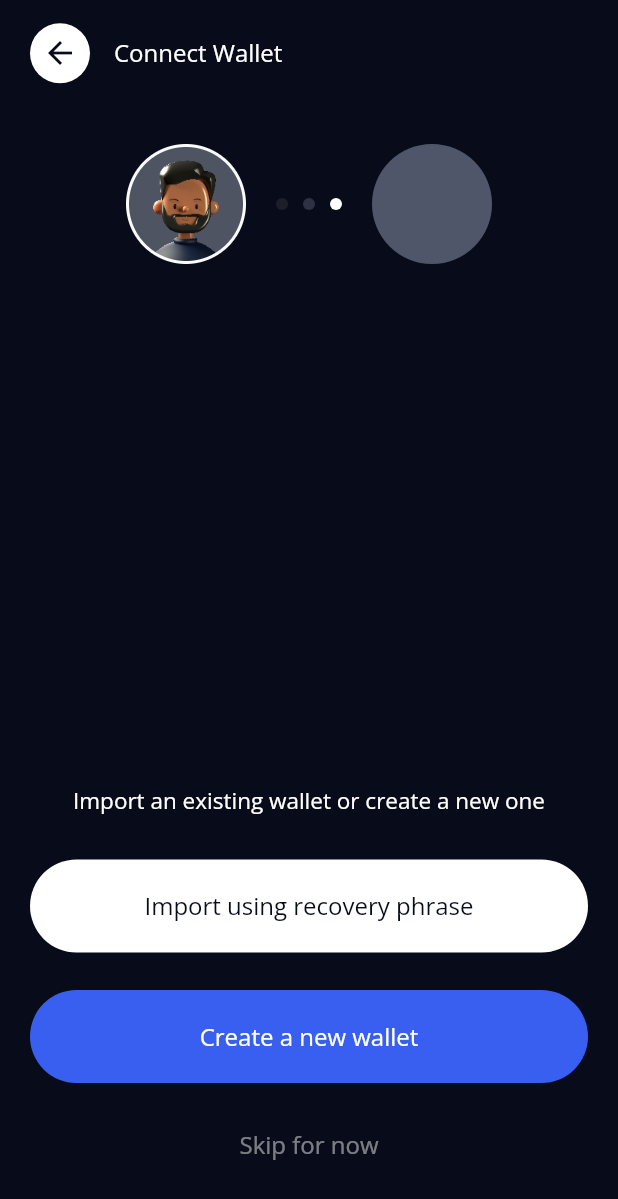
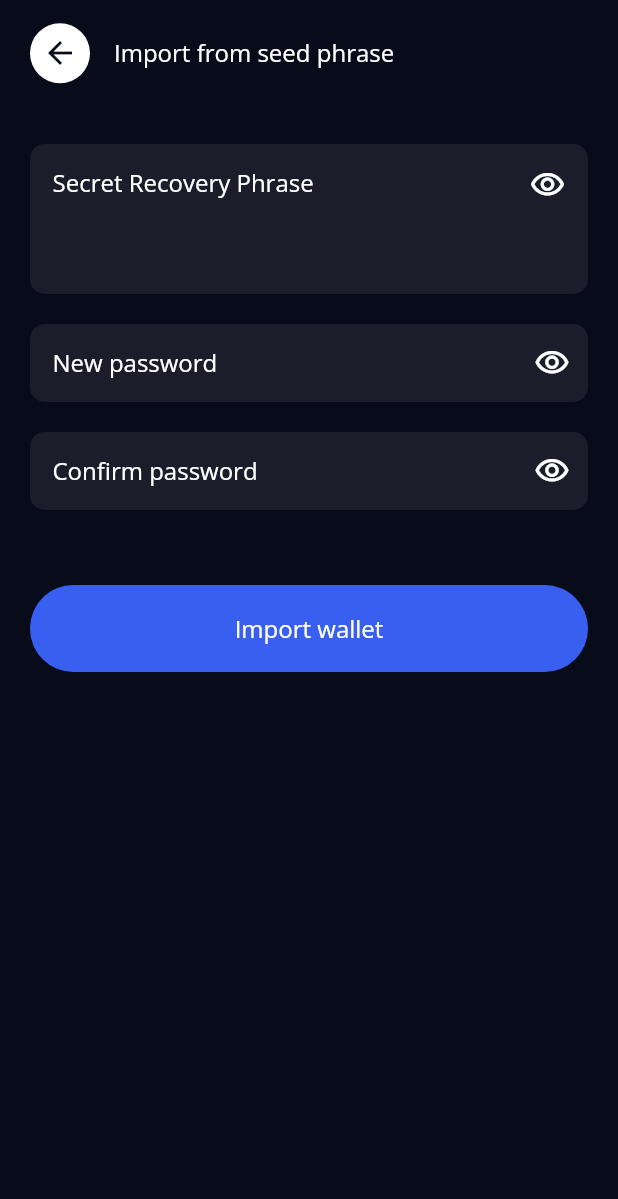
Before and after one commit to conraduouou/nft-ticketing, a Flutter app: the ConnectWalletPage screen opened by its route, after a tap on "Import using recovery phrase", on a phone screen of 412 x 824 dp. Shown: the top 1199 px of the screen. Run offline on Flutter 3.47's test engine with Material 2 defaults, Android fonts, the phone set to English and light mode, and no system bars; our stand-ins replace flutter_keyboard_visibility, flutter_svg, grouped_list, image_picker, recase, share_plus.

Commit message:
+1: finish import seed page without password strength yet

```diff
--- a/lib/components/nft_field.dart
+++ b/lib/components/nft_field.dart
@@ -12,6 +12,7 @@ class NFTField extends StatefulWidget {
     this.hintText,
     this.initialText,
     this.maxLength,
+    this.maxLines,
     this.padding,
     this.radius,
     this.textAlign,
@@ -38,6 +39,7 @@ class NFTField extends StatefulWidget {
   final String? hintText;
   final String? initialText;
   final int? maxLength;
+  final int? maxLines;
   final EdgeInsets? padding;
   final double? radius;
   final TextAlign? textAlign;
@@ -127,6 +129,7 @@ class _NFTFieldState extends State<NFTField> {
           inputFormatters: formatters,
           obscureText: isObscured,
           onChanged: widget.onChanged,
+          maxLines: isObscured ? 1 : widget.maxLines ?? 1,
           textAlign: widget.textAlign ?? TextAlign.start,
           style: kRegularStyle.copyWith(
             color: Colors.white,
--- a/lib/routes.dart
+++ b/lib/routes.dart
@@ -20,6 +20,7 @@ import 'package:nft_ticketing/screens/landing/connect_wallet_page/connect_wallet
 import 'package:nft_ticketing/screens/landing/create_account_page/create_account_page.dart';
 import 'package:nft_ticketing/screens/landing/enter_code_page/enter_code_page.dart';
 import 'package:nft_ticketing/screens/landing/forgot_password_page/forgot_password_page.dart';
+import 'package:nft_ticketing/screens/landing/import_seed_page/import_seed_page.dart';
 import 'package:nft_ticketing/screens/landing/landing_page/landing_page.dart';
 import 'package:nft_ticketing/screens/landing/login_page/login_page.dart';
 import 'package:nft_ticketing/screens/landing/new_password_page/new_password_page.dart';
@@ -35,6 +36,7 @@ class RoutesHandler {
     EventsViewPage.happeningNowId: (context) =>
         const EventsViewPage(happeningNow: true),
     ForgotPasswordPage.id: (context) => const ForgotPasswordPage(),
+    ImportSeedPage.id: (context) => const ImportSeedPage(),
     LandingPage.id: (context) => const LandingPage(),
     LoginPage.id: (context) => const LoginPage(),
     NotificationPage.id: (context) => const NotificationPage(),
--- a/lib/screens/landing/connect_wallet_page/connect_wallet_page.dart
+++ b/lib/screens/landing/connect_wallet_page/connect_wallet_page.dart
@@ -1,9 +1,8 @@
 import 'package:flutter/material.dart';
-import 'package:flutter/src/widgets/container.dart';
-import 'package:flutter/src/widgets/framework.dart';
 import 'package:nft_ticketing/components/nft_appbar.dart';
 import 'package:nft_ticketing/components/nft_button.dart';
 import 'package:nft_ticketing/constants.dart';
+import 'package:nft_ticketing/screens/landing/import_seed_page/import_seed_page.dart';
 import 'package:nft_ticketing/screens/landing/login_page/login_page.dart';
 
 class ConnectWalletPage extends StatelessWidget {
@@ -38,7 +37,8 @@ class ConnectWalletPage extends StatelessWidget {
               textColor: kDarkBlue,
               text: 'Import using recovery phrase',
               padding: const EdgeInsets.symmetric(vertical: 20),
-              onPressed: () => Navigator.of(context).pushNamed(routeName),
+              onPressed: () =>
+                  Navigator.of(context).pushNamed(ImportSeedPage.id),
             ),
             const SizedBox(height: 25),
             const NFTButton(
--- /dev/null
+++ b/lib/screens/landing/import_seed_page/import_seed_page.dart
@@ -0,0 +1,101 @@
+import 'package:flutter/material.dart';
+import 'package:nft_ticketing/components/nft_appbar.dart';
+import 'package:nft_ticketing/components/nft_button.dart';
+import 'package:nft_ticketing/components/nft_field.dart';
+import 'package:nft_ticketing/constants.dart';
+import 'package:nft_ticketing/screens/landing/connect_wallet_page/connect_wallet_page.dart';
+
+class ImportSeedPage extends StatelessWidget {
+  const ImportSeedPage({super.key});
+
+  static const id = '${ConnectWalletPage.id}/import';
+
+  @override
+  Widget build(BuildContext context) {
+    return Scaffold(
+      backgroundColor: kDarkBlue,
+      appBar: const NFTAppBar(title: 'Import from seed phrase'),
+      body: Padding(
+        padding: const EdgeInsets.symmetric(horizontal: 20),
+        child: Column(
+          crossAxisAlignment: CrossAxisAlignment.stretch,
+          children: const [
+            SizedBox(height: 25),
+            _NFTImportSeedPageCustomField(),
+            SizedBox(height: 20),
+            NFTField(isObscurable: true, hintText: 'New password'),
+            SizedBox(height: 20),
+            NFTField(isObscurable: true, hintText: 'Confirm password'),
+            SizedBox(height: 50),
+            NFTButton(text: 'Import wallet')
+          ],
+        ),
+      ),
+    );
+  }
+}
+
+class _NFTImportSeedPageCustomField extends StatefulWidget {
+  const _NFTImportSeedPageCustomField({
+    Key? key,
+  }) : super(key: key);
+
+  @override
+  State<_NFTImportSeedPageCustomField> createState() =>
+      _NFTImportSeedPageCustomFieldState();
+}
+
+class _NFTImportSeedPageCustomFieldState
+    extends State<_NFTImportSeedPageCustomField> {
+  bool _isObscured = true;
+
+  @override
+  Widget build(BuildContext context) {
+    return Container(
+      height: 100,
+      padding: const EdgeInsets.only(top: 15),
+      decoration: BoxDecoration(
+        borderRadius: BorderRadius.circular(10),
+        color: kSlightlyDarkBlue,
+      ),
+      child: Row(
+        crossAxisAlignment: CrossAxisAlignment.start,
+        children: [
+          const SizedBox(width: 15),
+          Expanded(
+            child: TextField(
+              obscureText: _isObscured,
+              maxLines: _isObscured ? 1 : 3,
+              cursorColor: Colors.white,
+              style: kRegularStyle.copyWith(color: Colors.white),
+              decoration: InputDecoration(
+                border: InputBorder.none,
+                contentPadding: EdgeInsets.zero,
+                isDense: true,
+                hintText: 'Secret Recovery Phrase',
+                hintStyle: kRegularStyle.copyWith(
+                  color: Colors.white,
+                ),
+              ),
+            ),
+          ),
+          const SizedBox(width: 10),
+          GestureDetector(
+            onTap: () {
+              setState(() {
+                _isObscured = !_isObscured;
+              });
+            },
+            child: Icon(
+              _isObscured
+                  ? Icons.visibility_outlined
+                  : Icons.visibility_off_outlined,
+              color: Colors.white,
+            ),
+          ),
+          const SizedBox(width: 15),
+        ],
+      ),
+    );
+  }
+}
--- a/lib/screens/landing/login_page/login_page.dart
+++ b/lib/screens/landing/login_page/login_page.dart
@@ -4,7 +4,6 @@ import 'package:nft_ticketing/components/nft_button.dart';
 import 'package:nft_ticketing/components/nft_field.dart';
 import 'package:nft_ticketing/constants.dart';
 import 'package:nft_ticketing/providers/login_page_provider.dart';
-import 'package:nft_ticketing/screens/dashboard/dashboard_container.dart';
 import 'package:nft_ticketing/screens/landing/connect_wallet_page/connect_wallet_page.dart';
 import 'package:nft_ticketing/screens/landing/forgot_password_page/forgot_password_page.dart';
 import 'package:provider/provider.dart';
@@ -48,10 +47,8 @@ class LoginPage extends StatelessWidget {
                       text: 'Sign in',
                       color: isAllFilled ? kPrimaryColor : kSecondaryColor,
                       onPressed: isAllFilled
-                          ? () => Navigator.of(context).pushNamedAndRemoveUntil(
-                                ConnectWalletPage.id,
-                                (_) => false,
-                              )
+                          ? () => Navigator.of(context)
+                              .pushNamed(ConnectWalletPage.id)
                           : null,
                     );
                   },
```
Also changed, not shown: assets/klaytn-logo.png (added), assets/klaytn-logo@2x.png (added), assets/klaytn-logo@3x.png (added).
